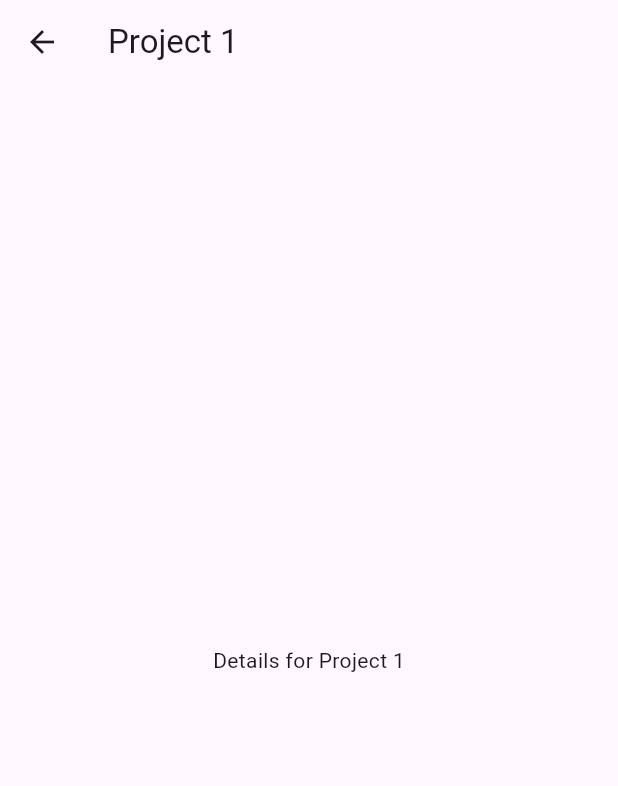
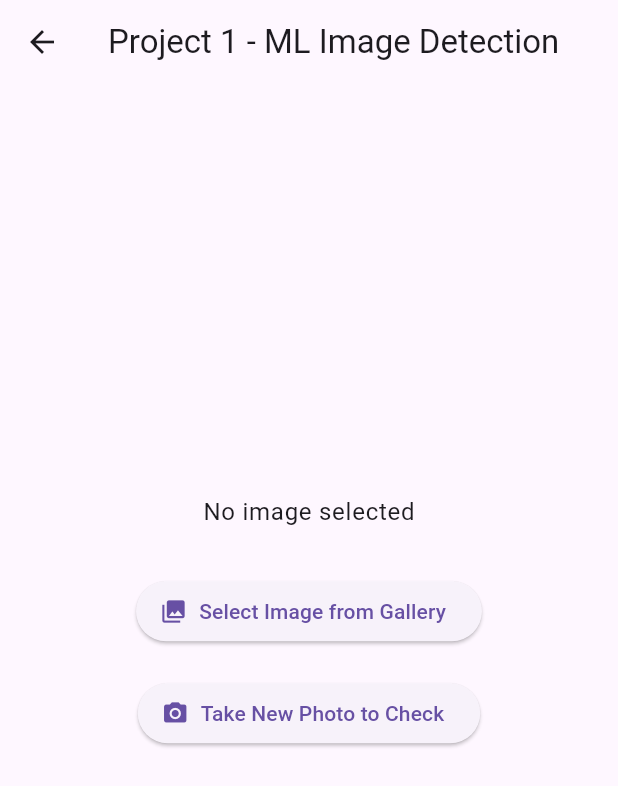
Before and after one commit to brenley-robles/breniki, a Flutter app: the Project1Page screen opened directly, on a phone screen of 412 x 824 dp. Shown: the top 786 px of the screen. Run offline on Flutter 3.47's test engine with Material 3 defaults, Android fonts, the phone set to English and light mode, and no system bars; our stand-ins replace cloud_firestore, firebase_core, google_maps_flutter, image_picker, location, pretty_qr_code; missing offline and left inert: flutter_polyline_points, mobile_scanner, tflite_v2; accounts and stored records are empty.

Commit message:
full package

```diff
--- a/analysis_options.yaml
+++ b/analysis_options.yaml
@@ -21,6 +21,8 @@ linter:
   # `// ignore_for_file: name_of_lint` syntax on the line or in the file
   # producing the lint.
   rules:
+  # prefer_const_constructors: false
+  # prefer_const_literals_to_create_immutables: false
     # avoid_print: false  # Uncomment to disable the `avoid_print` rule
     # prefer_single_quotes: true  # Uncomment to enable the `prefer_single_quotes` rule
 
--- a/lib/main.dart
+++ b/lib/main.dart
@@ -1,10 +1,18 @@
+import 'package:breniki/pages/generate_code_page.dart';
+import 'package:breniki/pages/scan_code_page.dart';
+import 'package:breniki/pages/view_qr_codes.dart';
+import 'package:firebase_core/firebase_core.dart';
 import 'package:flutter/material.dart';
-import 'pages/project1_page.dart';  // Add this
-import 'pages/project2_page.dart';  // Add this
-import 'pages/project3_page.dart';  // Add this
-import 'pages/project4_page.dart';  // Add this
+import 'pages/project1_page.dart';  // Import Project 1 Page
+import 'pages/project2_page.dart';  // Import Project 2 Page
+import 'pages/project3_page.dart';  // Import Project 3 Page
+import 'pages/project4_page.dart';  // Import Project 4 Page
+import 'package:cloud_firestore/cloud_firestore.dart';
 
-void main() {
+
+void main() async {
+  WidgetsFlutterBinding.ensureInitialized();
+  await Firebase.initializeApp();  // Initializes Firebase
   runApp(MyApp());
 }
 
@@ -30,53 +38,66 @@ class DashboardPage extends StatelessWidget {
       ),
       body: Center(
         child: Padding(
-          padding: const EdgeInsets.all(16.0), // Adds padding around the GridView
+          padding: const EdgeInsets.all(16.0),
           child: GridView.count(
-            shrinkWrap: true, // Make the GridView smaller to fit content
-            crossAxisCount: 2, // Number of columns
-            mainAxisSpacing: 10, // Spacing between rows
-            crossAxisSpacing: 10, // Spacing between columns
+            shrinkWrap: true,
+            crossAxisCount: 2,
+            mainAxisSpacing: 10,
+            crossAxisSpacing: 10,
             children: [
               ProjectTile(
-                image: 'assets/project1.png',  // Image file for Project 1
-                title: 'Project 1',
+                image: 'assets/project1.png',  // Image for Project 1
+                title: 'Machine Learning',
                 onTap: () {
                   Navigator.push(
                     context,
-                    MaterialPageRoute(builder: (context) => Project1Page()), // Navigate to Project 1
+                    MaterialPageRoute(builder: (context) => Project1Page()),  // Link to Project 1 Page
                   );
                 },
               ),
               ProjectTile(
-                image: 'assets/project2.png',  // Image file for Project 2
-                title: 'Project 2',
+                image: 'assets/project3.png',  // Image for Project 3
+                title: 'View QR Codes',
                 onTap: () {
                   Navigator.push(
                     context,
-                    MaterialPageRoute(builder: (context) => Project2Page()), // Navigate to Project 2
+                    MaterialPageRoute(builder: (context) => ViewQRCodesPage()),  // Link to Project 3 Page
                   );
                 },
               ),
               ProjectTile(
-                image: 'assets/project3.png',  // Image file for Project 3
-                title: 'Project 3',
+                image: 'assets/project4.png',  // Image for Project 4
+                title: 'QR Scanner',
                 onTap: () {
                   Navigator.push(
                     context,
-                    MaterialPageRoute(builder: (context) => GoogleMapPage()), // Navigate to Project 3
+                    MaterialPageRoute(builder: (context) => ScanCodePage()),  // Link to Project 4 Page
                   );
                 },
               ),
               ProjectTile(
-                image: 'assets/project4.png',  // Image file for Project 4
-                title: 'Project 4',
+                image: 'assets/project2.png',  // Image for Project 2
+                title: 'QR Generate',
                 onTap: () {
                   Navigator.push(
                     context,
-                    MaterialPageRoute(builder: (context) => Project4Page()), // Navigate to Project 4
+                    MaterialPageRoute(builder: (context) => GenerateCodePage()),  // Link to Project 2 Page
                   );
                 },
               ),
+
+
+              ProjectTile(
+                image: 'assets/project5.png',  // Image for Project 3
+                title: 'Google Maps',
+                onTap: () {
+                  Navigator.push(
+                    context,
+                    MaterialPageRoute(builder: (context) => GoogleMapPage()),  // Link to Project 3 Page
+                  );
+                },
+              ),
+
             ],
           ),
         ),
@@ -105,9 +126,9 @@ class ProjectTile extends StatelessWidget {
         child: Column(
           children: [
             SizedBox(
-              height: 80,  // Set the height of the image to make it smaller
+              height: 80,
               width: double.infinity,
-              child: Image.asset(image, fit: BoxFit.cover),  // Use BoxFit.cover to fill the available space
+              child: Image.asset(image, fit: BoxFit.cover),
             ),
             Padding(
               padding: const EdgeInsets.all(8.0),
--- a/lib/pages/project1_page.dart
+++ b/lib/pages/project1_page.dart
@@ -1,14 +1,123 @@
+import 'dart:io';
 import 'package:flutter/material.dart';
+import 'package:tflite_v2/tflite_v2.dart';
+import 'package:image_picker/image_picker.dart';
 
-class Project1Page extends StatelessWidget {
+class Project1Page extends StatefulWidget {
+  @override
+  _Project1PageState createState() => _Project1PageState();
+}
+
+class _Project1PageState extends State<Project1Page> {
+  final ImagePicker _picker = ImagePicker();
+  XFile? _image;
+  File? file;
+  var _recognitions;
+  String displayResult = "";
+
+  @override
+  void initState() {
+    super.initState();
+    loadModel().then((value) {
+      setState(() {});
+    });
+  }
+
+  Future<void> loadModel() async {
+    await Tflite.loadModel(
+        model: "assets/model_unquant.tflite", labels: "assets/labels.txt");
+  }
+
+  Future<void> _pickImage(ImageSource source) async {
+    try {
+      final XFile? image = await _picker.pickImage(source: source);
+      setState(() {
+        _image = image;
+        file = File(image!.path);
+      });
+      detectImage(file!);
+    } catch (e) {
+      print('Error picking image: $e');
+    }
+  }
+
+  Future<void> detectImage(File image) async {
+    int startTime = DateTime.now().millisecondsSinceEpoch;
+    var recognitions = await Tflite.runModelOnImage(
+      path: image.path,
+      numResults: 6,
+      threshold: 0.05,
+      imageMean: 127.5,
+      imageStd: 127.5,
+    );
+
+    setState(() {
+      _recognitions = recognitions;
+      displayResult = _formatRecognition(_recognitions);
+    });
+
+    int endTime = DateTime.now().millisecondsSinceEpoch;
+    print("Inference took ${endTime - startTime}ms");
+  }
+
+  String _formatRecognition(var recognitions) {
+    if (recognitions != null && recognitions.isNotEmpty) {
+      return recognitions.map<String>((rec) {
+        return "${rec['label']} - ${(rec['confidence'] * 100).toStringAsFixed(2)}%";
+      }).join("\n");
+    } else {
+      return "No recognitions found.";
+    }
+  }
+
   @override
   Widget build(BuildContext context) {
     return Scaffold(
       appBar: AppBar(
-        title: Text('Project 1'),
+        title: const Text("Project 1 - ML Image Detection"),
       ),
       body: Center(
-        child: Text('Details for Project 1'),
+        child: Padding(
+          padding: const EdgeInsets.all(20.0),
+          child: Column(
+            mainAxisAlignment: MainAxisAlignment.center,
+            children: <Widget>[
+              if (_image != null)
+                ClipRRect(
+                  borderRadius: BorderRadius.circular(15),
+                  child: Image.file(
+                    File(_image!.path),
+                    height: 200,
+                    width: 200,
+                    fit: BoxFit.cover,
+                  ),
+                )
+              else
+                Text(
+                  'No image selected',
+                  style: Theme.of(context).textTheme.bodyLarge,
+                ),
+              const SizedBox(height: 30),
+              ElevatedButton.icon(
+                onPressed: () => _pickImage(ImageSource.gallery),
+                icon: const Icon(Icons.photo_library),
+                label: const Text('Select Image from Gallery'),
+              ),
+              const SizedBox(height: 20),
+              ElevatedButton.icon(
+                onPressed: () => _pickImage(ImageSource.camera),
+                icon: const Icon(Icons.camera_alt),
+                label: const Text('Take New Photo to Check'),
+              ),
+              const SizedBox(height: 30),
+              Text(
+                displayResult,
+                style: Theme.of(context).textTheme.bodyMedium,
+                textAlign: TextAlign.center,
+              ),
+            ],
+          ),
+        ),
       ),
     );
   }
```
Also changed, not shown: lib/pages/generate_code_page.dart (added, +109 -0 lines), lib/pages/scan_code_page.dart (added, +117 -0 lines), lib/pages/view_qr_codes.dart (added, +82 -0 lines), pubspec.yaml (+8 -2 lines), assets/project5.png (added), pubspec.lock, 7 other files.
